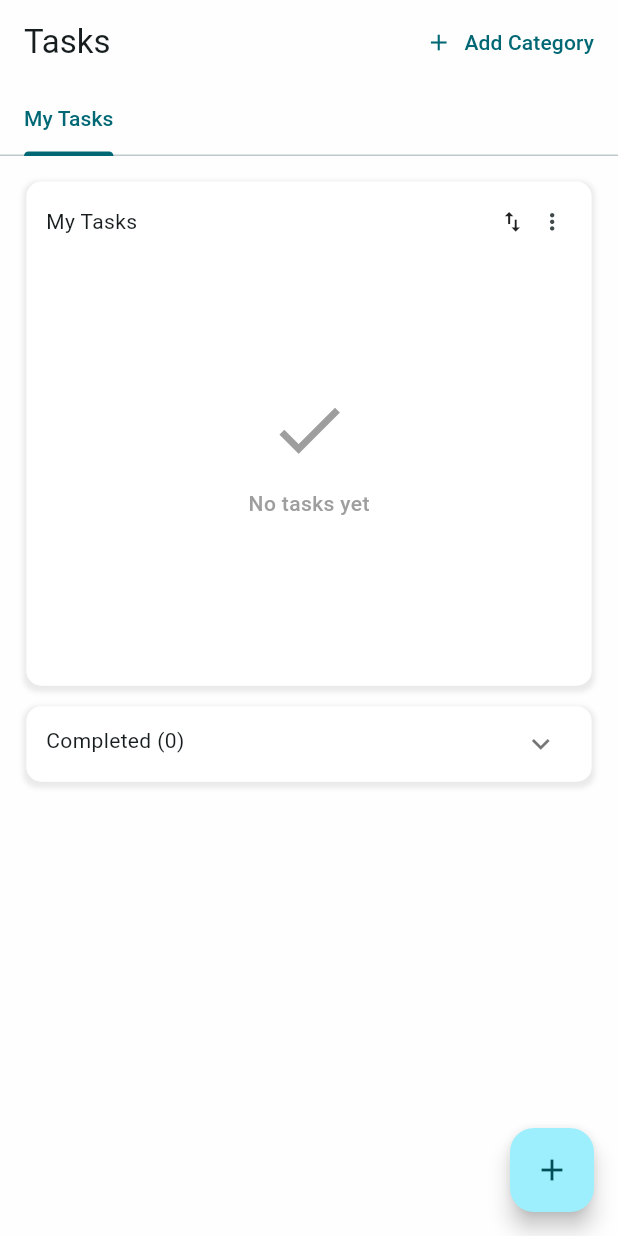
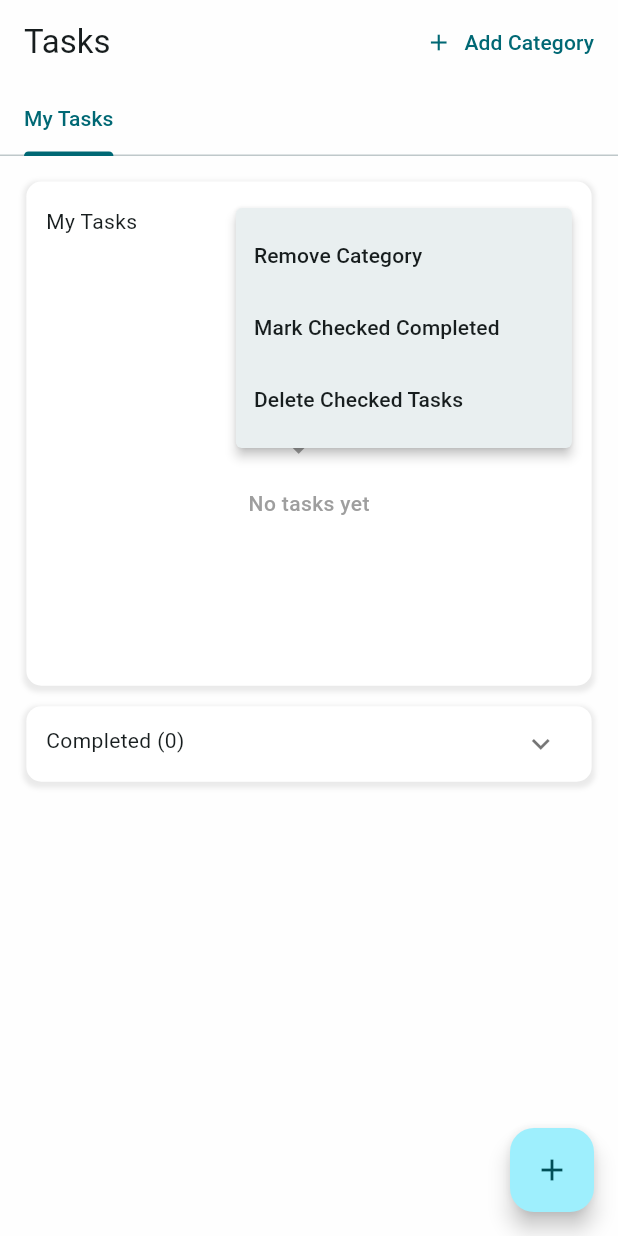
Before and after one commit to YuLiangGoh/alphline_tasks_app, a Flutter app: the screen it shows after launch, after a tap on the "more vert" icon, on a phone screen of 412 x 824 dp. Run offline on Flutter 3.47's test engine with Material 3 defaults, Android fonts, the phone set to English and light mode, and no system bars; our stand-ins replace flutter_hooks, flutter_screenutil, flutter_slidable, hooks_riverpod, objectbox; missing offline and left inert: omni_datetime_picker; generated files the repository leaves out were written again.

Commit message:
[Adjust] add bulk delete and complete action.

```diff
--- a/lib/entity/model/task.dart
+++ b/lib/entity/model/task.dart
@@ -28,6 +28,9 @@ class Task {
 
   bool? isRecurring;
 
+  @Transient()
+  bool isChecked;
+
   Task({
     this.id = 0,
     this.title,
@@ -38,5 +41,6 @@ class Task {
     this.tags,
     this.priority,
     this.isRecurring,
+    this.isChecked = false,
   });
 }
--- a/lib/screen/dashboard/component/task_widget.dart
+++ b/lib/screen/dashboard/component/task_widget.dart
@@ -149,18 +149,34 @@ class TaskWidget extends HookConsumerWidget {
                           );
                         },
                       ),
-                      SizedBox(
-                        width: 24.w,
-                        height: 24.w,
-                        child: IconButton(
-                          padding: EdgeInsets.symmetric(
-                            horizontal: 2.w,
-                            vertical: 2.h,
-                          ),
-                          constraints: BoxConstraints(),
-                          onPressed: () {},
-                          icon: Icon(Icons.more_vert, size: 16.w),
-                        ),
+                      gapWidth12,
+                      PopupMenuButton(
+                        itemBuilder: (context) {
+                          return [
+                            PopupMenuItem(
+                              value: 0,
+                              child: Text('Remove Category'),
+                            ),
+                            PopupMenuItem(
+                              value: 1,
+                              child: Text('Mark Checked Completed'),
+                            ),
+                            PopupMenuItem(
+                              value: 2,
+                              child: Text('Delete Checked Tasks'),
+                            ),
+                          ];
+                        },
+                        onSelected: (value) {
+                          if (value == 0) {
+                            // taskController.removeCategory(category.id);
+                          } else if (value == 1) {
+                            taskController.updateCheckedTaskToCompleted();
+                          } else if (value == 2) {
+                            taskController.deleteCheckedTasks();
+                          }
+                        },
+                        child: Icon(Icons.more_vert, size: 16.w),
                       ),
                     ],
                   ),
@@ -173,6 +189,9 @@ class TaskWidget extends HookConsumerWidget {
                         itemBuilder: (_, index) {
                           return TaskOngoingWidget(
                             task: taskViewModel.onGoingTasks[index],
+                            onCheckedChanged: (taskId, value) {
+                              taskController.updateChecked(taskId, value);
+                            },
                             onDeletePressed:
                                 (taskId) async =>
                                     await taskController.removeTask(taskId),
```
Also changed, not shown: lib/screen/dashboard/component/task_ongoing_widget.dart (+13 -2 lines), lib/screen/dashboard/component/task_widget_controller.dart (+44 -0 lines).
